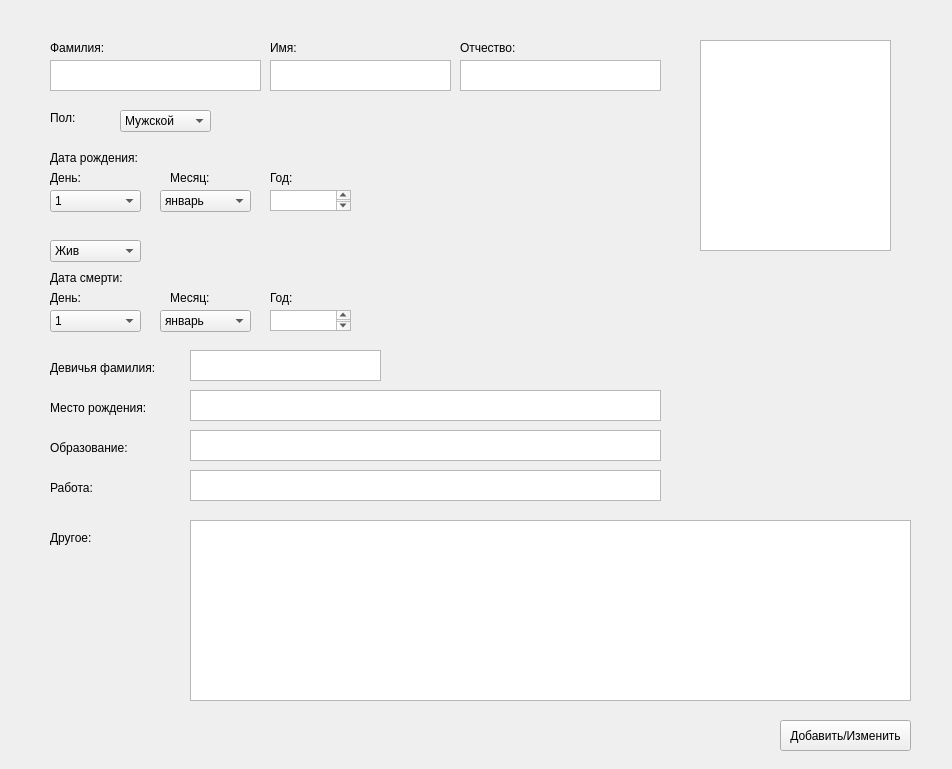
The window that personwindow.ui (moevm/gui-1h2018-12) describes before a commit, drawn with Qt 5.
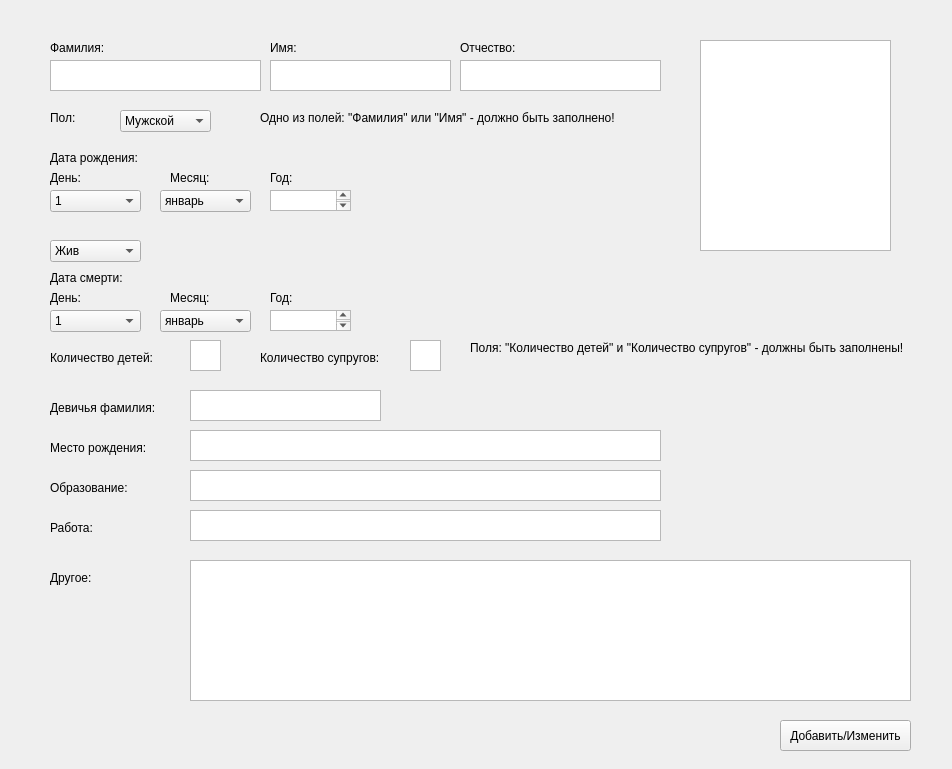
The same window after the commit.

The edit to the form file:
```diff
--- a/personwindow.ui
+++ b/personwindow.ui
@@ -43,7 +43,7 @@
    <property name="geometry">
     <rect>
      <x>50</x>
-     <y>360</y>
+     <y>400</y>
      <width>111</width>
      <height>16</height>
     </rect>
@@ -56,7 +56,7 @@
    <property name="geometry">
     <rect>
      <x>50</x>
-     <y>400</y>
+     <y>440</y>
      <width>111</width>
      <height>16</height>
     </rect>
@@ -69,7 +69,7 @@
    <property name="geometry">
     <rect>
      <x>50</x>
-     <y>440</y>
+     <y>480</y>
      <width>91</width>
      <height>16</height>
     </rect>
@@ -82,7 +82,7 @@
    <property name="geometry">
     <rect>
      <x>50</x>
-     <y>480</y>
+     <y>520</y>
      <width>51</width>
      <height>16</height>
     </rect>
@@ -729,18 +729,8 @@
    <property name="geometry">
     <rect>
      <x>190</x>
-     <y>350</y>
-     <width>191</width>
-     <height>31</height>
-    </rect>
-   </property>
-  </widget>
-  <widget class="QTextEdit" name="textEditPlace">
-   <property name="geometry">
-    <rect>
-     <x>190</x>
      <y>390</y>
-     <width>471</width>
+     <width>191</width>
      <height>31</height>
     </rect>
    </property>
@@ -765,6 +755,16 @@
     </rect>
    </property>
   </widget>
+  <widget class="QTextEdit" name="textEditWork">
+   <property name="geometry">
+    <rect>
+     <x>190</x>
+     <y>510</y>
+     <width>471</width>
+     <height>31</height>
+    </rect>
+   </property>
+  </widget>
   <widget class="QLabel" name="label_18">
    <property name="geometry">
     <rect>
@@ -835,9 +835,9 @@
    <property name="geometry">
     <rect>
      <x>190</x>
-     <y>520</y>
+     <y>560</y>
      <width>721</width>
-     <height>181</height>
+     <height>141</height>
     </rect>
    </property>
   </widget>
@@ -845,7 +845,7 @@
    <property name="geometry">
     <rect>
      <x>50</x>
-     <y>530</y>
+     <y>570</y>
      <width>51</width>
      <height>16</height>
     </rect>
@@ -867,6 +867,78 @@
     <string>Добавить/Изменить</string>
    </property>
   </widget>
+  <widget class="QLabel" name="label_3">
+   <property name="geometry">
+    <rect>
+     <x>260</x>
+     <y>110</y>
+     <width>391</width>
+     <height>16</height>
+    </rect>
+   </property>
+   <property name="text">
+    <string>Одно из полей: &quot;Фамилия&quot; или &quot;Имя&quot; - должно быть заполнено!</string>
+   </property>
+  </widget>
+  <widget class="QLabel" name="label_19">
+   <property name="geometry">
+    <rect>
+     <x>50</x>
+     <y>350</y>
+     <width>111</width>
+     <height>16</height>
+    </rect>
+   </property>
+   <property name="text">
+    <string>Количество детей:</string>
+   </property>
+  </widget>
+  <widget class="QLabel" name="label_20">
+   <property name="geometry">
+    <rect>
+     <x>260</x>
+     <y>350</y>
+     <width>141</width>
+     <height>16</height>
+    </rect>
+   </property>
+   <property name="text">
+    <string>Количество супругов:</string>
+   </property>
+  </widget>
+  <widget class="QTextEdit" name="textEditNumOfChild">
+   <property name="geometry">
+    <rect>
+     <x>190</x>
+     <y>340</y>
+     <width>31</width>
+     <height>31</height>
+    </rect>
+   </property>
+  </widget>
+  <widget class="QTextEdit" name="textEditNumOfPartners">
+   <property name="geometry">
+    <rect>
+     <x>410</x>
+     <y>340</y>
+     <width>31</width>
+     <height>31</height>
+    </rect>
+   </property>
+  </widget>
+  <widget class="QLabel" name="label_21">
+   <property name="geometry">
+    <rect>
+     <x>470</x>
+     <y>340</y>
+     <width>471</width>
+     <height>16</height>
+    </rect>
+   </property>
+   <property name="text">
+    <string>Поля: &quot;Количество детей&quot; и &quot;Количество супругов&quot; - должны быть заполнены!</string>
+   </property>
+  </widget>
  </widget>
  <resources/>
  <connections/>
```
Left out of the diff: 4 changed lines with no effect on the pictures.
